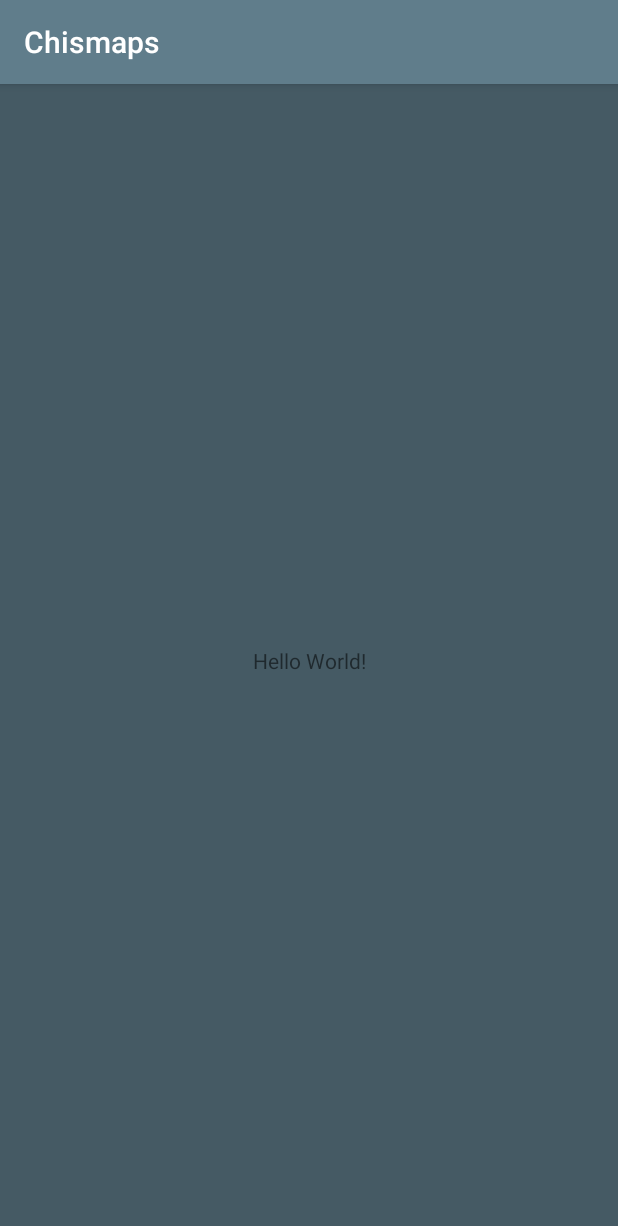
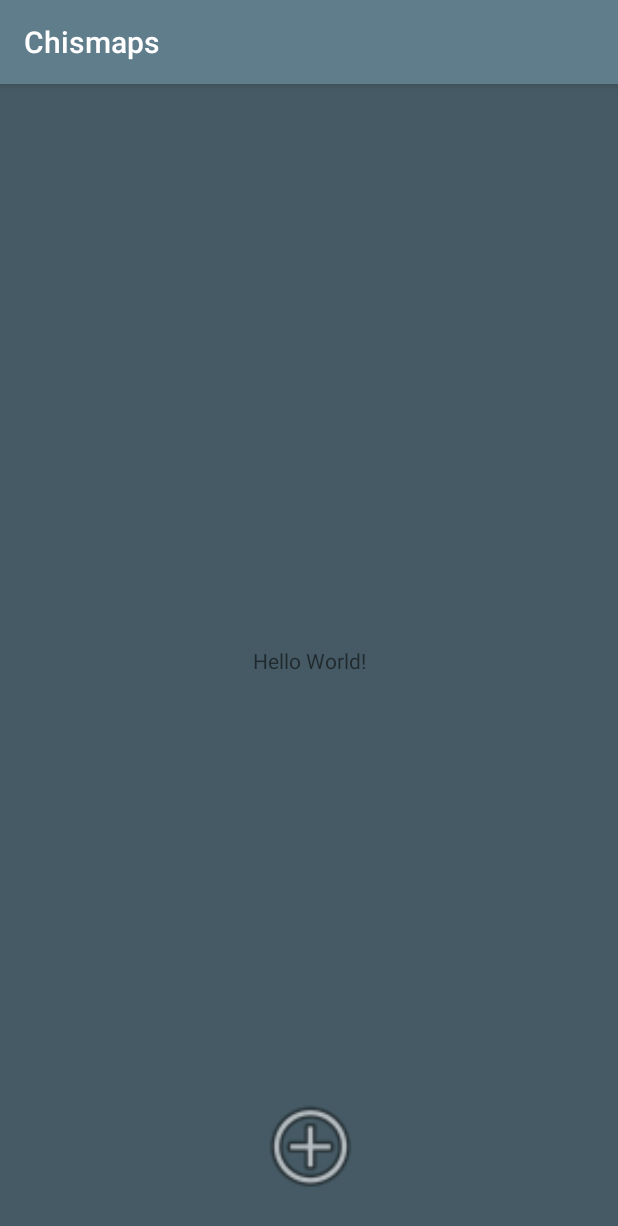
Before and after one commit to christiangmartinez/chismaps, an Android app: the screen it shows after launch (MainActivity), on a phone screen of 412 x 824 dp. Shown: the top 1226 px of the screen. Run offline under Robolectric (Android 15) with nearby library versions, the phone set to English and light mode, and no system bars.

Commit message:
add icon to add comment

```diff
--- a/app/src/main/res/layout/activity_main.xml
+++ b/app/src/main/res/layout/activity_main.xml
@@ -16,4 +16,17 @@
         app:layout_constraintRight_toRightOf="parent"
         app:layout_constraintTop_toTopOf="parent" />
 
+    <ImageView
+        android:id="@+id/imageView"
+        android:layout_width="82dp"
+        android:layout_height="72dp"
+        app:layout_constraintLeft_toLeftOf="parent"
+        app:layout_constraintRight_toRightOf="parent"
+        app:srcCompat="@android:drawable/ic_menu_add"
+        android:layout_marginLeft="8dp"
+        app:layout_constraintHorizontal_bias="0.503"
+        android:layout_marginRight="8dp"
+        app:layout_constraintBottom_toBottomOf="parent"
+        android:layout_marginBottom="24dp" />
+
 </android.support.constraint.ConstraintLayout>
```
Also changed, not shown: app/src/main/res/drawable/drawable-hdpi/ic_add_circle_outline_black_24dp.png (added), app/src/main/res/drawable/drawable-mdpi/ic_add_circle_outline_black_24dp.png (added), app/src/main/res/drawable/drawable-xhdpi/ic_add_circle_outline_black_24dp.png (added), app/src/main/res/drawable/drawable-xxhdpi/ic_add_circle_outline_black_24dp.png (added), app/src/main/res/drawable/drawable-xxxhdpi/ic_add_circle_outline_black_24dp.png (added).
